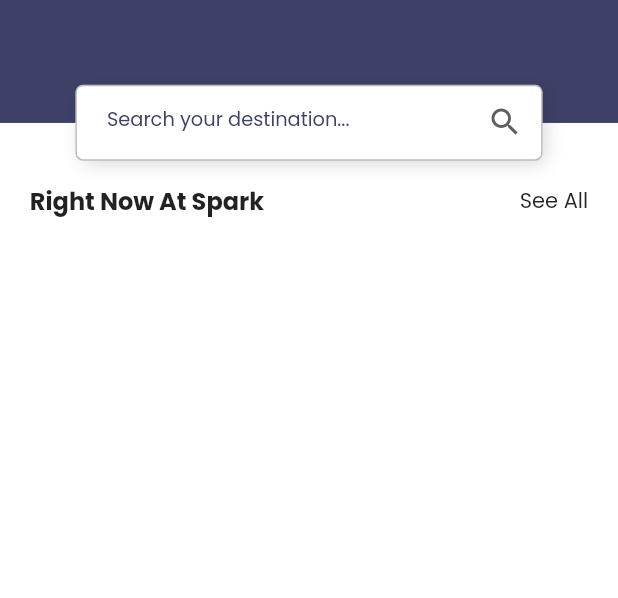
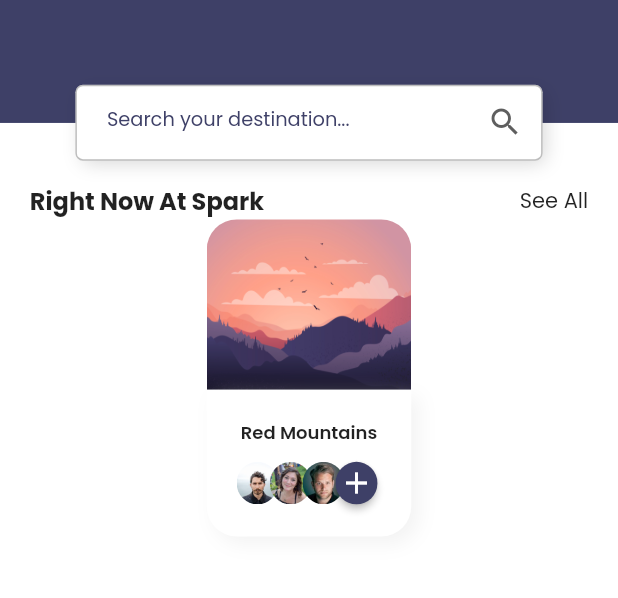
Before and after one commit to shimizu-saffle/flutter-ui-practice-1, a Flutter app: the screen it shows after launch, on a phone screen of 412 x 824 dp, the part 355-953 px from its top. Run offline on Flutter 3.47's test engine with Material 2 defaults, Android fonts, the phone set to English and light mode, and no system bars; our stand-ins replace gap, google_fonts.

Commit message:
define: PopularPlace()

```diff
--- a/lib/screens/home/components/section_title.dart
+++ b/lib/components/section_title.dart
@@ -1,12 +1,17 @@
 import 'package:flutter/material.dart';
 
-import '../../../constants.dart';
-import '../../../size_config.dart';
+import '../constants.dart';
+import '../size_config.dart';
 
 class SectionTitle extends StatelessWidget {
   const SectionTitle({
     Key? key,
+    required this.title,
+    required this.press,
   }) : super(key: key);
+
+  final String title;
+  final GestureTapCallback press;
 
   @override
   Widget build(BuildContext context) {
@@ -17,7 +22,7 @@ class SectionTitle extends StatelessWidget {
       child: Row(
         children: [
           Text(
-            'Right Now At Spark',
+            title,
             style: TextStyle(
               fontSize: 16,
               fontWeight: FontWeight.bold,
@@ -25,7 +30,7 @@ class SectionTitle extends StatelessWidget {
           ),
           Spacer(),
           GestureDetector(
-            onTap: () {},
+            onTap: press,
             child: Text(
               'See All',
             ),
--- a/lib/screens/home/components/body.dart
+++ b/lib/screens/home/components/body.dart
@@ -1,6 +1,6 @@
 import 'package:flutter/material.dart';
 import 'package:gap/gap.dart';
-import 'package:travel/screens/home/components/section_title.dart';
+import 'package:travel/screens/home/components/popular_place.dart';
 import 'package:travel/size_config.dart';
 
 import 'home_header.dart';
@@ -16,7 +16,7 @@ class Body extends StatelessWidget {
         children: [
           HomeHeader(),
           Gap(getProportionateScreenHeight(40)),
-          SectionTitle(),
+          PopularPlace(),
         ],
       ),
     );
--- /dev/null
+++ b/lib/screens/home/components/popular_place.dart
@@ -0,0 +1,75 @@
+import 'package:flutter/material.dart';
+import 'package:gap/gap.dart';
+import 'package:travel/screens/home/components/travelers.dart';
+
+import '../../../components/section_title.dart';
+import '../../../constants.dart';
+import '../../../models/TravelSpot.dart';
+import '../../../size_config.dart';
+
+class PopularPlace extends StatelessWidget {
+  const PopularPlace({
+    Key? key,
+  }) : super(key: key);
+
+  @override
+  Widget build(BuildContext context) {
+    return Column(
+      children: [
+        SectionTitle(
+          title: 'Right Now At Spark',
+          press: () {},
+        ),
+        SizedBox(
+          width: getProportionateScreenWidth(137),
+          child: Column(
+            children: [
+              AspectRatio(
+                aspectRatio: 1.2,
+                child: Container(
+                  decoration: BoxDecoration(
+                    borderRadius: BorderRadius.only(
+                      topLeft: Radius.circular(20),
+                      topRight: Radius.circular(20),
+                    ),
+                    image: DecorationImage(
+                      image: AssetImage(travelSpots[0].image),
+                      fit: BoxFit.cover,
+                    ),
+                  ),
+                ),
+              ),
+              Container(
+                width: getProportionateScreenWidth(137),
+                padding: EdgeInsets.all(
+                  getProportionateScreenWidth(kDefaultPadding),
+                ),
+                decoration: BoxDecoration(
+                  color: Colors.white,
+                  borderRadius: BorderRadius.only(
+                    bottomLeft: Radius.circular(20),
+                    bottomRight: Radius.circular(20),
+                  ),
+                  boxShadow: [kDefaultShadow],
+                ),
+                child: Column(
+                  children: [
+                    Text(
+                      travelSpots[0].name,
+                      style: TextStyle(
+                        fontSize: 12,
+                        fontWeight: FontWeight.w600,
+                      ),
+                    ),
+                    Gap(getProportionateScreenHeight(10)),
+                    Travelers(),
+                  ],
+                ),
+              ),
+            ],
+          ),
+        ),
+      ],
+    );
+  }
+}
```
